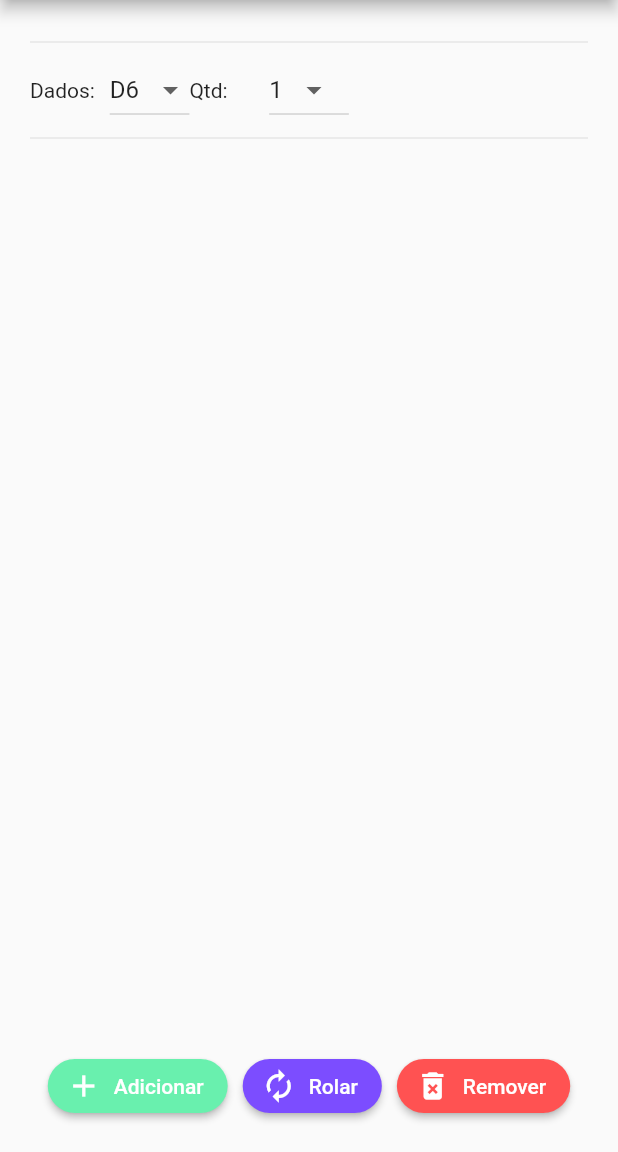
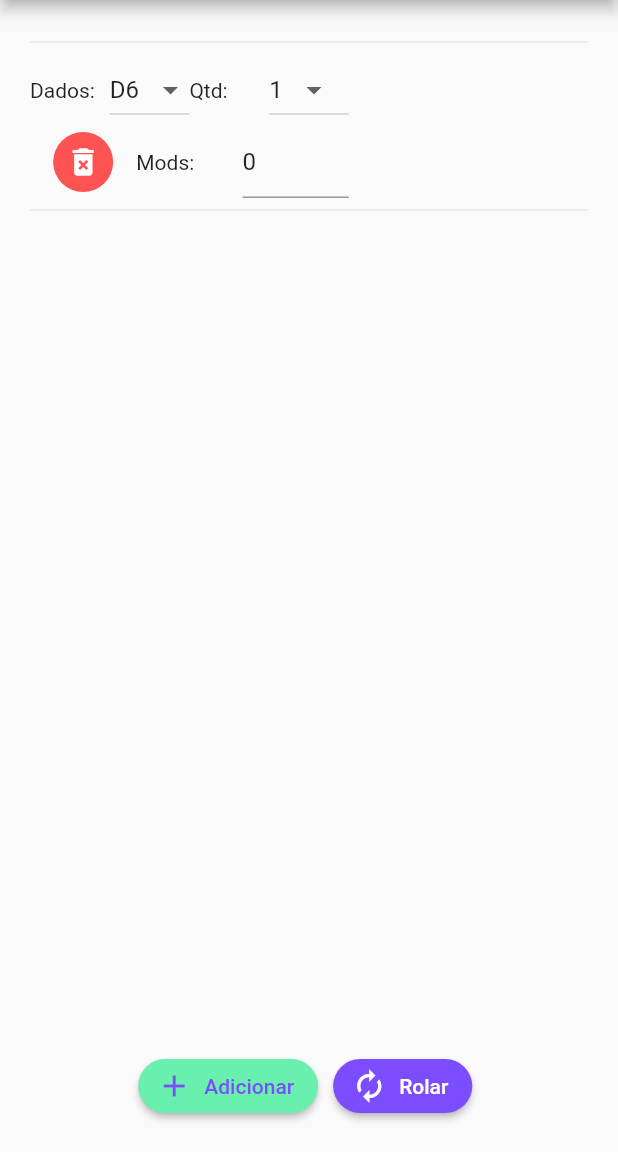
Before and after one commit to marcosbarbosa031/dice2roll, a Flutter app: the screen it shows after launch, on a phone screen of 412 x 824 dp, the part 84-1236 px from its top. Run offline on Flutter 3.47's test engine with Material 2 defaults, Android fonts, the phone set to English and light mode, and no system bars.

Commit message:
Added Mods to the dice sum, and delete row from index

```diff
--- a/lib/main.dart
+++ b/lib/main.dart
@@ -1,8 +1,8 @@
 import 'dart:math';
 
 import 'package:flutter/material.dart';
-import 'package:my_project/pages/login.page.dart';
-import 'package:my_project/pages/home.page.dart';
+import 'package:Dice2Roll/pages/login.page.dart';
+import 'package:Dice2Roll/pages/home.page.dart';
 
 void main() => runApp(MyApp());
 
--- a/lib/pages/home.page.dart
+++ b/lib/pages/home.page.dart
@@ -1,6 +1,7 @@
 import 'dart:math';
 
 import 'package:flutter/material.dart';
+import 'package:flutter/services.dart';
 
 class HomePage extends StatefulWidget {
   HomePage({Key key, this.title}) : super(key: key);
@@ -12,27 +13,37 @@ class HomePage extends StatefulWidget {
 
 class _HomePageState extends State<HomePage> {
   final rng = new Random();
-  List<Map<String, dynamic>> dices = [{'qtd': 1, 'type': 6, 'result': ""}];
+  List<Map<String, dynamic>> dices = [{'qtd': 1, 'type': 6, 'result': "", 'mod': 0}];
   String result = "";
   String total = "";
+  bool isDisabled = true;
 
-  /// Create the List of Widgets that represents the Dice Row
+  /// Create the List of Widgets that represents the Dice Row.
   ///
-  /// @param dices The List of a Map that represents a dice row
+  /// @param dices The List of a Map that represents a dice row.
 
   List<Widget> getDiceRows (List dices) {
     List<Widget> diceRows = new List<Widget>();
-    for (var d in dices) {
+    for (int i = 0; i < dices.length; i++) {
+      var d = dices[i];
+      TextEditingController _modController = new TextEditingController(text: d["mod"].toString());
       diceRows.add(Divider());
       diceRows.add(Row(
           children: <Widget>[
+            // Left side Row
             Expanded(
-              // flex: 1,
+              flex: 4,
+              child: Column(
+                // height: ,
+                children: <Widget>[
+                  // Top Row
+                  Row(
+                    children: <Widget>[
+                      Expanded(
                         child: Text("Dados:"),
                       ),
 
                       Expanded(
-              // flex: 1,
                         child: DropdownButton<int>(
                           value: d["type"],
                           onChanged: (int newValue) {
@@ -73,7 +84,64 @@ class _HomePageState extends State<HomePage> {
                           }).toList(),
                         ),
                       ),
+                    ],
+                  ),
 
+                  // Bottom Row
+                  Row(
+                    children: <Widget>[
+                      // Delete Icon
+                      Expanded(
+                        flex: 1,
+                        child: Ink(
+                          decoration: ShapeDecoration(
+                            color: Colors.redAccent,
+                            shape: CircleBorder()
+                          ),
+                          child: SizedBox(
+                            height: 40,
+                            width: 40,
+                            child: IconButton(
+                              icon: Icon(Icons.delete_forever),
+                              tooltip: "Remover",
+                              color: Colors.white,
+                              onPressed: () {
+                                isDisabled ? null : _removeThisRow(i);
+                              }
+                            ),
+                          )
+                        )
+                      ),
+
+                      // Mods Text
+                      Expanded(
+                        flex: 1,
+                        child: Text("Mods:"),
+                      ),
+
+                      // Numeric input
+                      Expanded(
+                        flex: 1,
+                        child: TextField(
+                          controller: _modController,
+                          onChanged: (text) {
+                            if (text == "") {
+                              d["mod"] = 0;
+                            } else {
+                              d["mod"] = int.parse(text);
+                            }
+                          },
+                          keyboardType: TextInputType.number,
+                          inputFormatters: [WhitelistingTextInputFormatter.digitsOnly],
+                        ),
+                      ),
+                    ],
+                  )
+                ],
+              ),
+            ),
+
+            // Left side Row
             Expanded(
               flex: 3,
               child: Center(
@@ -93,9 +161,9 @@ class _HomePageState extends State<HomePage> {
     return diceRows;
   }
 
-  /// Roll the dices and update it's results
+  /// Roll the dices and update it's results.
   ///
-  /// @param dices The List of a Map that represents a dice row
+  /// @param dices The List of a Map that represents a dice row.
 
   void _rollDice(List dices) {
     int roll = 0;
@@ -113,12 +181,11 @@ class _HomePageState extends State<HomePage> {
         sumDices = sumDices + roll;
       }
 
+      // Sum the mod
+      sumDices = sumDices + d["mod"];
+
       setState(() {
-        if (res.length > 2){
-          d['result'] = res+" = $sumDices";
-        } else {
-          d['result'] = res;
-        }
+        d['result'] = res+" + (${d['mod']}) = $sumDices";
       });
       sumTotal = sumTotal + sumDices;
     }
@@ -127,25 +194,34 @@ class _HomePageState extends State<HomePage> {
     });
   }
 
-  /// Adds another Dice row with default values
+  /// Adds another Dice row with default values.
 
   void _addDice() {
-    dices.add({'qtd': 1, 'type': 6, 'result': ""});
+    dices.add({'qtd': 1, 'type': 6, 'result': "", 'mod': 0});
     List<Map<String, dynamic>> aux = dices;
     setState(() {
      dices = aux;
+     isDisabled = false;
     });
   }
 
-  /// Deletes the last Dice row but not if there's only one
+  /// Remove Dice row by index.
+  ///
+  /// @param index The index of the element to remove.
 
-  void _deleteDice() {
-    if (dices.length > 1) {
-      dices.removeLast();
+  void _removeThisRow(int index) {
+    dices.removeAt(index);
     List<Map<String, dynamic>> aux = dices;
+    if (aux.length > 1) {
       setState(() {
         dices = aux;
       });
+    } else {
+      setState(() {
+        dices = aux;
+        isDisabled = true;
+      });
+
     }
   }
 
@@ -189,7 +265,7 @@ class _HomePageState extends State<HomePage> {
                     child: RaisedButton.icon(
                       icon: Icon(Icons.add),
                       label: Text("Adicionar"),
-                      textColor: Colors.white,
+                      textColor: Colors.deepPurpleAccent,
                       color: Colors.greenAccent,
                       shape: new RoundedRectangleBorder(borderRadius: new BorderRadius.circular(30.0)),
                       onPressed: () {
@@ -210,19 +286,6 @@ class _HomePageState extends State<HomePage> {
                       },
                     )
                   ),
-                  Container(
-                    padding: EdgeInsets.only(left: 5),
-                    child: RaisedButton.icon(
-                      icon: Icon(Icons.delete_forever),
-                      label: Text("Remover"),
-                      textColor: Colors.white,
-                      color: Colors.redAccent,
-                      shape: new RoundedRectangleBorder(borderRadius: new BorderRadius.circular(30.0)),
-                      onPressed: () {
-                        _deleteDice();
-                      },
-                    )
-                  ),
                 ],
               )
             ],
@@ -232,3 +295,6 @@ class _HomePageState extends State<HomePage> {
     );
   }
 }
+
+class _removeThisRow {
+}
```
Also changed, not shown: pubspec.yaml (+6 -3 lines), assets/icon/icon.png (added), pubspec.lock. Lines whose indentation alone changed are shown as unchanged.
